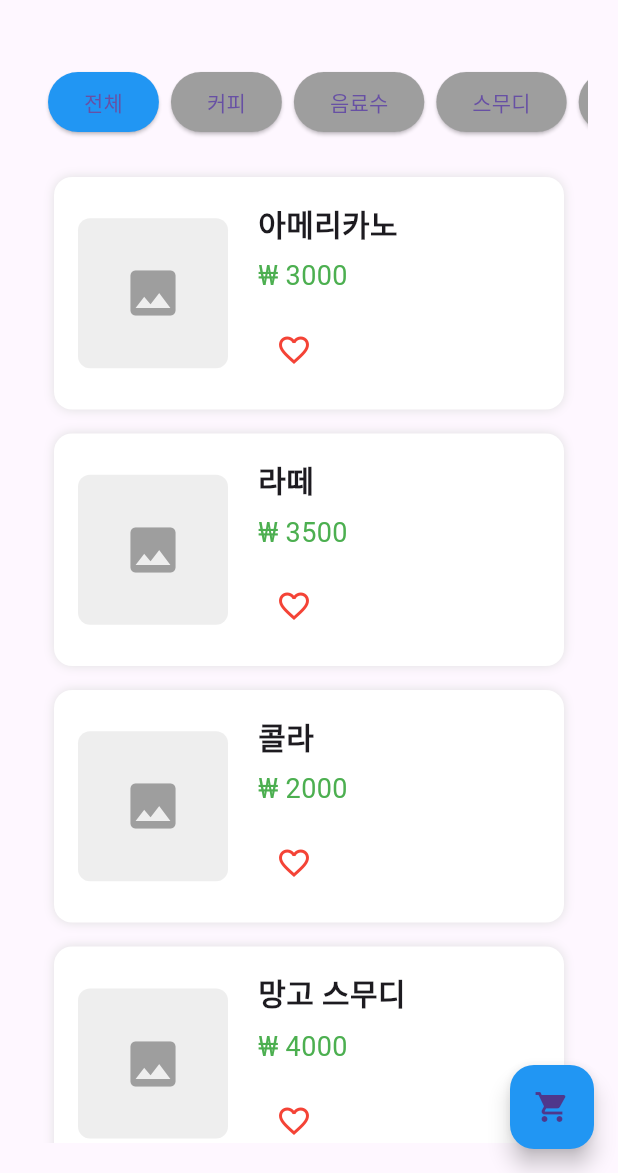
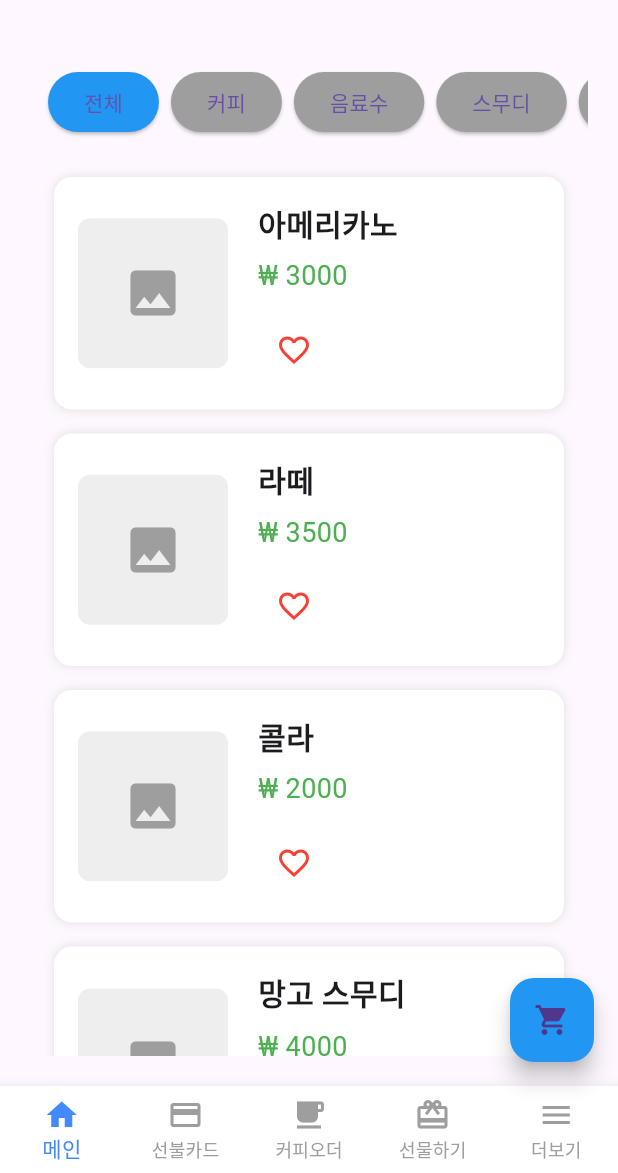
Before and after one commit to donnikim/Flutter_Proj_app, a Flutter app: the screen it shows after launch, on a phone screen of 412 x 824 dp, the part 63-1236 px from its top. Run offline on Flutter 3.47's test engine with Material 3 defaults, Android fonts, the phone set to English and light mode, and no system bars.

Commit message:
add widget Bottom_nav&Bottom_modal

```diff
--- a/lib/views/product_detail_screen.dart
+++ b/lib/views/product_detail_screen.dart
@@ -12,7 +12,9 @@ class ProductDetailScreen extends StatelessWidget {
     final product = context.read<ProductViewModel>().getProductById(productId);
 
     return Scaffold(
-      appBar: AppBar(title: Text(product.name)),
+      appBar: AppBar(
+        title: Text(product.name),
+      ),
       body: Center(
         child: Text(
           '${product.name} - ₩${product.price}',
--- a/lib/views/product_screen.dart
+++ b/lib/views/product_screen.dart
@@ -1,5 +1,7 @@
+import 'package:app_kiosk/widgets/bottom_nav_widget.dart';
 import 'package:app_kiosk/widgets/cart_fab_widget.dart';
 import 'package:app_kiosk/widgets/main_drawer_widget.dart';
+import 'package:app_kiosk/widgets/menu_modal_widget.dart';
 import 'package:flutter/material.dart';
 import 'package:provider/provider.dart';
 
@@ -8,12 +10,18 @@ import '../widgets/product_item_widget.dart';
 import 'product_detail_screen.dart';
 import '../widgets/category_selector_widget.dart'; // 카테고리 버튼 위젯 import
 
-class ProductScreen extends StatelessWidget {
+class ProductScreen extends StatefulWidget {
   const ProductScreen({super.key});
 
   @override
+  State<ProductScreen> createState() => _ProductScreenState();
+}
+
+class _ProductScreenState extends State<ProductScreen> {
+  int _selectedIndex = 0;
+
+  @override
   Widget build(BuildContext context) {
-
     /*
       context.watch<T>() => 값 가져오기 +값 변경 시 자동 rebuild
       context.read<T>() => 값 가져오기만 하고, 변경 감지 안함
@@ -26,29 +34,56 @@ class ProductScreen extends StatelessWidget {
     // 필터링된 상품만 사용
     final products = viewModel.filteredProducts;
     return Scaffold(
-      appBar: AppBar(
-        title: const Text('Donni'),
-      ),
+      appBar: AppBar(title: const Text('Donni')),
       // Appbar 왼쪽 상단에 메뉴
       drawer: const MainDrawerWidget(),
       body: Padding(
         padding: const EdgeInsets.all(20.0),
         child: Column(
           children: [
-            const CategorySelectorWidget(),  // 카테고리 버튼 추가
+            const CategorySelectorWidget(), // 카테고리 버튼 추가
             Expanded(
               child: ListView.builder(
                 padding: const EdgeInsets.all(16),
                 itemCount: products.length,
-                itemBuilder: (_, index) => ProductItemWidget(
+                itemBuilder:
+                    (_, index) => ProductItemWidget(
                       product: products[index],
-                  onTap: () { // onTap 지정한 widget 어디든지 누르면 이벤트 동작
+                      onTap: () {
+                        // onTap 지정한 widget 어디든지 누르면 이벤트 동작
+                        /*
+                        1. 화면이 이동됨
                         Navigator.push(
                           context,
                           MaterialPageRoute(
-                        builder: (_) => ProductDetailScreen(
+                            builder:
+                              (_) => ProductDetailScreen(
                                 productId: products[index].id,
                             ),
+                          ),
+                        ); */
+                        /*
+                        2. 밑에서 올라오는 모달창
+                        showModalBottomSheet(
+                          context: context,
+                          shape: const RoundedRectangleBorder(
+                            borderRadius: BorderRadius.vertical(
+                              top: Radius.circular(20),
+                            ),
+                          ),
+                          builder:
+                              (_) => MenuModalWidget(
+                                menuName: products[index].name,
+                                price: products[index].price,
+                              ),
+                        );
+                        */
+                        // 3.가운데에서 뜨는 알림창
+                        showDialog(
+                          context: context,
+                          builder: (_)=>MenuModalWidget(
+                            menuName: products[index].name,
+                            price: products[index].price,
                           ),
                         );
                       },
@@ -60,6 +95,15 @@ class ProductScreen extends StatelessWidget {
       ),
       // 여기 추가! 우측 하단 장바구니 버튼
       floatingActionButton: const CartFabWidget(),
+      // 하단 네비게이션 버튼
+      bottomNavigationBar: BottomNavWidget(
+        currentIndex: _selectedIndex,
+        onTap: (index) {
+          setState(() {
+            _selectedIndex = index;
+          });
+        },
+      ),
     );
   }
 }
--- /dev/null
+++ b/lib/widgets/bottom_nav_widget.dart
@@ -0,0 +1,34 @@
+import 'package:flutter/material.dart';
+
+class BottomNavWidget extends StatelessWidget {
+  final int currentIndex;
+  final Function(int) onTap;
+
+  const BottomNavWidget({
+    super.key,
+    required this.currentIndex,
+    required this.onTap,
+  });
+
+  @override
+  Widget build(BuildContext context) {
+    return BottomNavigationBar(
+      type: BottomNavigationBarType.fixed, //라벨 항상 표시 + 에니메이션 제거
+      enableFeedback: false, // 터치 효과음, 진동 제거
+
+      backgroundColor: Colors.white,//하단의 3개 색지정 없으면 메인화면에서 안보임 꼭 지정해주어야 함!!
+      selectedItemColor: Colors.blueAccent,//하단의 3개 색지정 없으면 메인화면에서 안보임 꼭 지정해주어야 함!!
+      unselectedItemColor: Colors.grey,//하단의 3개 색지정 없으면 메인화면에서 안보임 꼭 지정해주어야 함!!
+
+      currentIndex: currentIndex,
+      onTap: onTap,
+      items: [
+        BottomNavigationBarItem(icon: Icon(Icons.home), label: '메인'),
+        BottomNavigationBarItem(icon: Icon(Icons.credit_card), label: '선불카드'),
+        BottomNavigationBarItem(icon: Icon(Icons.local_cafe), label: '커피오더'),
+        BottomNavigationBarItem(icon: Icon(Icons.redeem), label: '선물하기'),
+        BottomNavigationBarItem(icon: Icon(Icons.menu), label: '더보기'),
+      ],
+    );
+  }
+}
```
Also changed, not shown: lib/widgets/menu_dialog_widget.dart (added, +90 -0 lines), lib/widgets/menu_modal_widget.dart (added, +71 -0 lines). Lines whose indentation alone changed are shown as unchanged.
